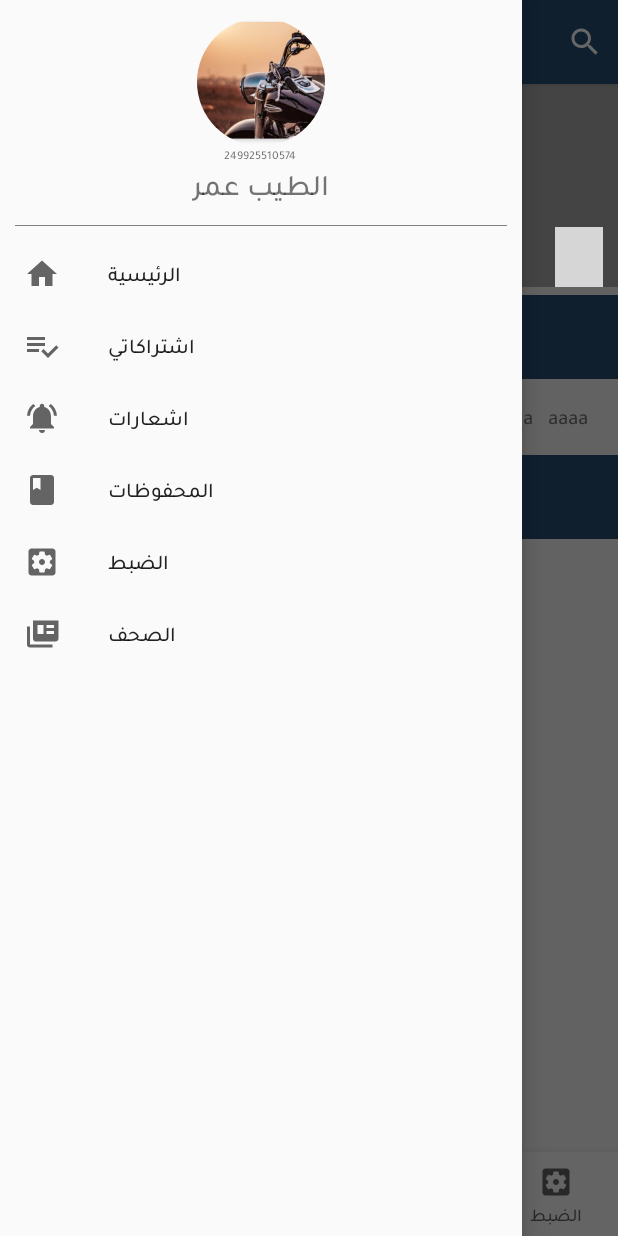
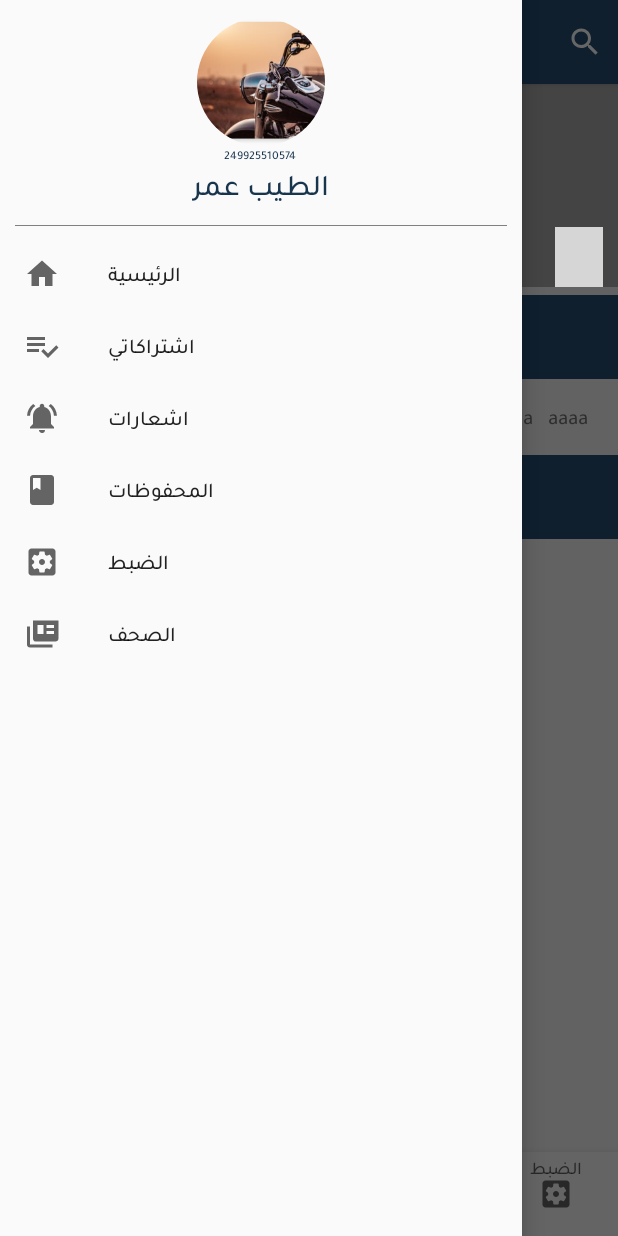
Before and after one commit to altayeb3mer/PressNewsPaper, an Android app: the screen it shows after launch (MainActivity), with the side drawer open, on a phone screen of 412 x 824 dp. Run offline under Robolectric (Android 15) with nearby library versions, the phone set to English and light mode, and no system bars; our stand-ins replace CircleImageView; libraries missing offline, so code that uses them is left out: me.relex.circleindicator; plain views replace CircleIndicator; pictures from the network do not load; 2 statements that could not run were skipped; grey boxes are pictures that could not be loaded.

Commit message:
25-4-2020 10:44 PM

```diff
--- a/app/src/main/res/layout/activity_main.xml
+++ b/app/src/main/res/layout/activity_main.xml
@@ -58,7 +58,7 @@
             app:menu="@menu/btn_nav"
             android:layout_alignParentBottom="true"
             app:labelVisibilityMode="labeled"
-            />
+            android:theme="@style/BottomNavigationView"/>
     </RelativeLayout>
 
 
--- a/app/src/main/res/layout/n_header.xml
+++ b/app/src/main/res/layout/n_header.xml
@@ -25,12 +25,14 @@
             android:layout_height="wrap_content"
             android:textSize="8sp"
             android:text="249925510574"
+            android:textColor="@color/colorPrimaryDark"
             />
         <TextView
             android:layout_width="wrap_content"
             android:layout_height="wrap_content"
             android:textSize="@dimen/txt_large_size"
             android:text="الطيب عمر"
+            android:textColor="@color/colorPrimaryDark"
             />
     </LinearLayout>
     <View
--- a/app/src/main/res/values/styles.xml
+++ b/app/src/main/res/values/styles.xml
@@ -11,4 +11,10 @@
 
     </style>
 
+
+    <style name="BottomNavigationView" parent="Widget.Design.BottomNavigationView">
+        <item name="colorPrimary">@color/colorAccent</item>
+    </style>
+
+
 </resources>
```
